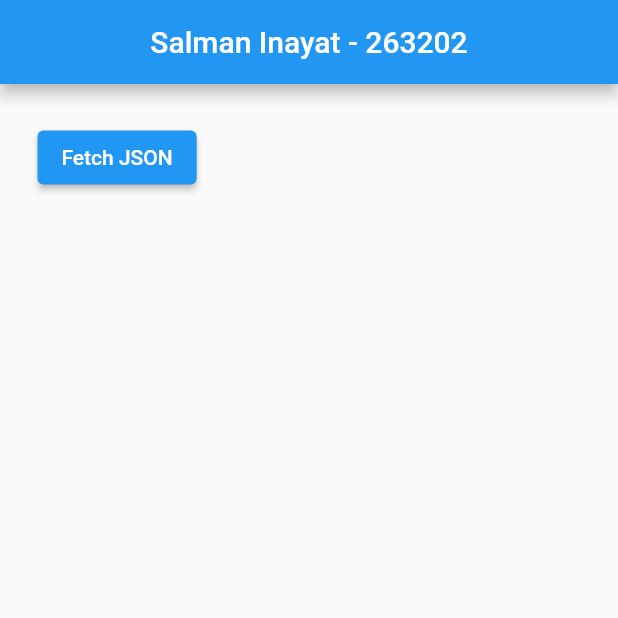
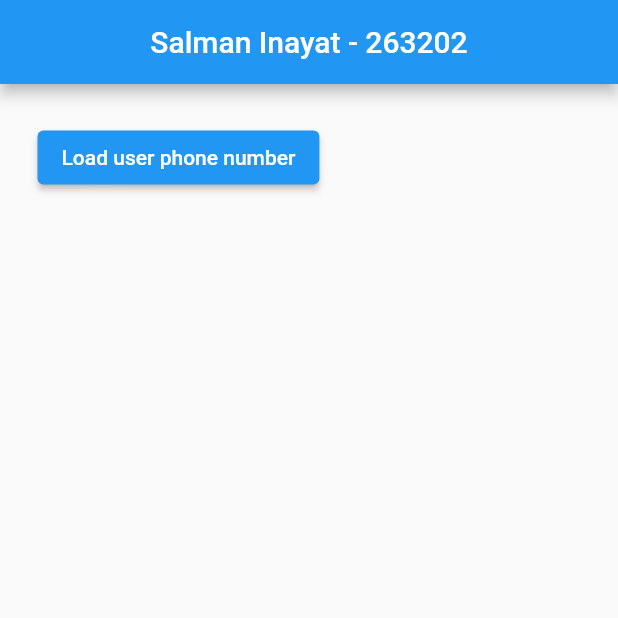
Before and after one commit to sp22-seecs-nust/task01-Salman-Inayat, a Flutter app: the screen it shows after launch, on a phone screen of 412 x 824 dp, the top half of it. Run offline on Flutter 3.47's test engine with Material 2 defaults, Android fonts, the phone set to English and light mode, and no system bars.

Commit message:
Text modified

```diff
--- a/lib/main.dart
+++ b/lib/main.dart
@@ -60,7 +60,7 @@ class _HomePageState extends State<HomePage> {
         child: Column(
           children: [
             ElevatedButton(
-              child: const Text('Fetch JSON'),
+              child: const Text('Load user phone number'),
               onPressed: readJson,
             ),
             Text(
```
